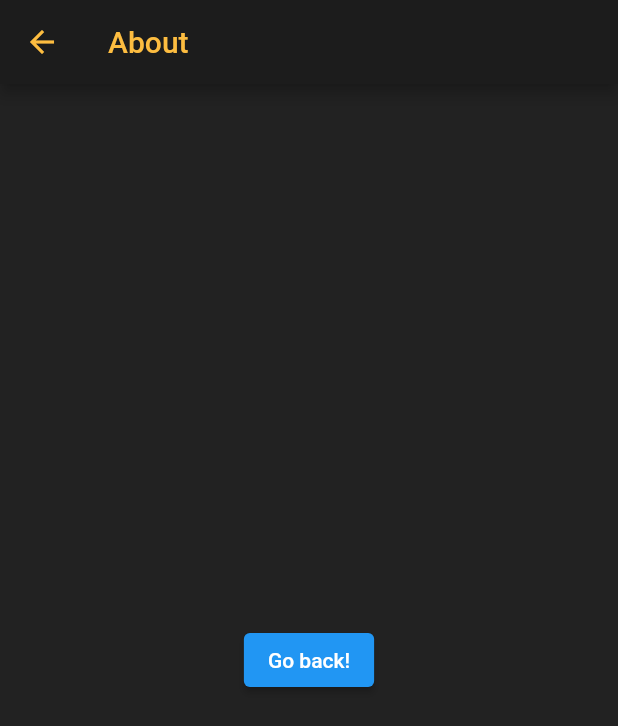
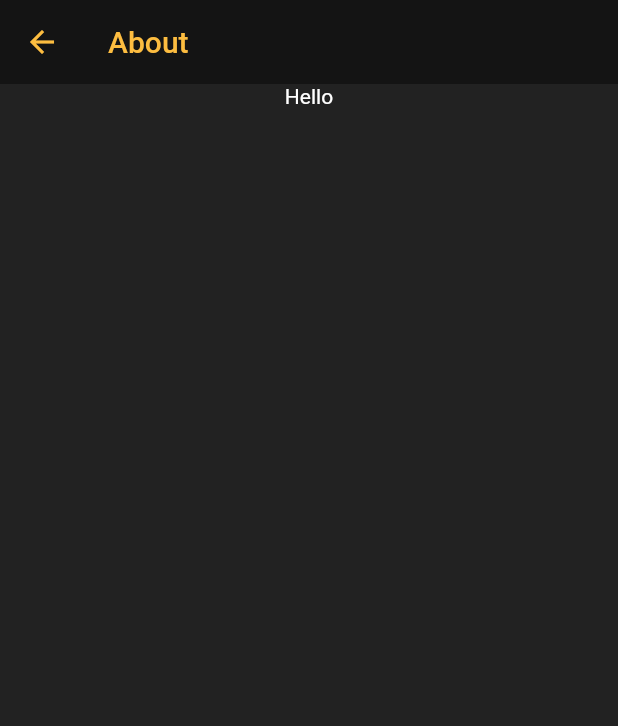
Before and after one commit to sourhub226/flutter-cats-dogs-CNN, a Flutter app: the screen it shows after launch, after a tap on the "info outline" icon, on a phone screen of 412 x 824 dp. Shown: the top 726 px of the screen. Run offline on Flutter 3.47's test engine with Material 2 defaults, Android fonts, the phone set to English and light mode, and no system bars; our stand-ins replace image_picker, splashscreen; missing offline and left inert: tflite.

Commit message:
UI update and speed improvements

```diff
--- a/lib/aboutpage.dart
+++ b/lib/aboutpage.dart
@@ -11,11 +11,10 @@ class AboutPage extends StatelessWidget {
         ),
       ),
       body: Center(
-        child: ElevatedButton(
-          onPressed: () {
-            Navigator.pop(context);
-          },
-          child: Text('Go back!'),
+        child: Column(
+          children: [
+            Text('Hello'),
+          ],
         ),
       ),
     );
--- a/lib/home.dart
+++ b/lib/home.dart
@@ -33,8 +33,7 @@ class _HomeState extends State<Home> {
 
   setImageSize(image) async {
     if (image == null) return;
-    File temp =
-        new File(image.path); // Or any other way to get a File instance.
+    File temp = new File(image.path);
     var decodedImage = await decodeImageFromList(temp.readAsBytesSync());
     setState(() {
       imageHeight = decodedImage.height;
@@ -45,7 +44,12 @@ class _HomeState extends State<Home> {
   }
 
   pickCameraImage() async {
-    var image = await picker.pickImage(source: ImageSource.camera);
+    var image = await picker.pickImage(
+        source: ImageSource.camera,
+        maxHeight: 480,
+        maxWidth: 640,
+        imageQuality: 0,
+        preferredCameraDevice: CameraDevice.front);
     if (image == null) return null;
     setImageSize(image);
     setState(() {
@@ -55,7 +59,7 @@ class _HomeState extends State<Home> {
   }
 
   pickGalleryImage() async {
-    var image = await picker.pickImage(source: ImageSource.gallery);
+    var image = await picker.pickImage(source: ImageSource.gallery,maxHeight: 480,maxWidth: 640,imageQuality: 0);
     if (image == null) return null;
     setImageSize(image);
     setState(() {
@@ -89,12 +93,12 @@ class _HomeState extends State<Home> {
   Widget build(BuildContext context) {
     return Scaffold(
       appBar: PreferredSize(
-        preferredSize: Size.fromHeight(80), // Set this height
+        preferredSize: Size.fromHeight(80),
         child: SafeArea(
           child: Container(
             color: Theme.of(context).primaryColor,
             child: Padding(
-              padding: const EdgeInsets.only(left: 24.0),
+              padding: const EdgeInsets.only(left: 20),
               child: Column(
                 mainAxisAlignment: MainAxisAlignment.center,
                 crossAxisAlignment: CrossAxisAlignment.start,
@@ -103,27 +107,17 @@ class _HomeState extends State<Home> {
                     "Teachable Machine CNN",
                     style: TextStyle(
                       color: MyApp.labelColor,
-                        fontSize: 16,
-                        fontWeight: FontWeight.w500),
+                      fontSize: 15,
+                      fontWeight: FontWeight.w500,
                     ),
-                  Row(
-                    children: [
-                      Padding(
-                        padding: const EdgeInsets.only(right: 5.0),
-                        child: Icon(Icons.pets),
                   ),
-                      Padding(
-                        padding: const EdgeInsets.only(top: 2.0),
-                        child: Text(
+                  Text(
                     "Cats and Dogs Classifier",
                     style: TextStyle(
                       color: Theme.of(context).accentColor,
-                            fontSize: 26,
+                      fontSize: 25,
                       fontWeight: FontWeight.w500,
                     ),
-                        ),
-                      ),
-                    ],
                   ),
                 ],
               ),
@@ -147,7 +141,7 @@ class _HomeState extends State<Home> {
       ),
       backgroundColor: Theme.of(context).canvasColor,
       body: Container(
-        padding: EdgeInsets.symmetric(horizontal: 24),
+        padding: EdgeInsets.symmetric(horizontal: 20),
         child: Column(
           crossAxisAlignment: CrossAxisAlignment.start,
           children: [
@@ -180,9 +174,12 @@ class _HomeState extends State<Home> {
                               child: FittedBox(
                                 fit: BoxFit.cover,
                                 child: ConstrainedBox(
-                                        constraints: BoxConstraints(
-                                            minWidth: 1, minHeight: 1),
-                                        child: Image.file(_image)))),
+                                  constraints:
+                                      BoxConstraints(minWidth: 1, minHeight: 1),
+                                  child: Image.file(_image),
+                                ),
+                              ),
+                            ),
                           ),
                           SizedBox(
                             height: 10,
@@ -191,7 +188,6 @@ class _HomeState extends State<Home> {
                               ? Container(
                                   decoration: BoxDecoration(
                                     borderRadius: BorderRadius.circular(7),
-                                    // color: MyApp.labelColor,
                                   ),
                                   child: Padding(
                                     padding:
@@ -201,7 +197,8 @@ class _HomeState extends State<Home> {
                                       style: TextStyle(
                                         color: MyApp.labelColor,
                                         fontSize: 18,
-                                          fontWeight: FontWeight.w500),
+                                        fontWeight: FontWeight.w500,
+                                      ),
                                     ),
                                   ),
                                 )
@@ -223,13 +220,16 @@ class _HomeState extends State<Home> {
                         style: ButtonStyle(
                           backgroundColor: MaterialStateProperty.all<Color>(
                               Theme.of(context).accentColor),
-                            shape: MaterialStateProperty.all<
-                                RoundedRectangleBorder>(RoundedRectangleBorder(
+                          shape:
+                              MaterialStateProperty.all<RoundedRectangleBorder>(
+                            RoundedRectangleBorder(
                               borderRadius: BorderRadius.circular(10),
-                            ))),
+                            ),
+                          ),
+                        ),
                         onPressed: pickGalleryImage,
                         child: SizedBox(
-                          width: MediaQuery.of(context).size.width - 200,
+                          width: MediaQuery.of(context).size.width / 2,
                           child: Padding(
                             padding: const EdgeInsets.fromLTRB(0, 15, 0, 15),
                             child: Row(
@@ -261,13 +261,16 @@ class _HomeState extends State<Home> {
                         style: ButtonStyle(
                           backgroundColor: MaterialStateProperty.all<Color>(
                               Theme.of(context).accentColor),
-                            shape: MaterialStateProperty.all<
-                                RoundedRectangleBorder>(RoundedRectangleBorder(
+                          shape:
+                              MaterialStateProperty.all<RoundedRectangleBorder>(
+                            RoundedRectangleBorder(
                               borderRadius: BorderRadius.circular(10),
-                            ))),
+                            ),
+                          ),
+                        ),
                         onPressed: pickCameraImage,
                         child: SizedBox(
-                          width: MediaQuery.of(context).size.width - 200,
+                          width: MediaQuery.of(context).size.width / 2,
                           child: Padding(
                             padding: const EdgeInsets.fromLTRB(0, 15, 0, 15),
                             child: Row(
--- a/lib/main.dart
+++ b/lib/main.dart
@@ -13,9 +13,11 @@ class MyApp extends StatelessWidget {
     return MaterialApp(
       title: "Cats and Dogs Classifier",
       home: MySplash(),
+      themeMode: ThemeMode.dark,
       darkTheme: ThemeData(
+          appBarTheme: AppBarTheme(elevation: 0),
           brightness: Brightness.dark,
-          primaryColor: Color(0xff1c1c1c),
+          primaryColor: Color(0xff141414),
           canvasColor: Color(0xff222222),
           accentColor: Color(0xfffdbd40),
           primaryIconTheme: IconThemeData(color: Color(0xfffdbd40)),
@@ -23,9 +25,8 @@ class MyApp extends StatelessWidget {
           tooltipTheme: TooltipThemeData(
               textStyle: TextStyle(color: labelColor),
               decoration: BoxDecoration(
-                  color: Color(0xff1c1c1c),
+                  color: Color(0xff141414),
                   borderRadius: BorderRadius.circular(20)))),
-      themeMode: ThemeMode.dark,
     );
   }
 }
--- a/lib/splashscreen.dart
+++ b/lib/splashscreen.dart
@@ -13,17 +13,9 @@ class _MySplashState extends State<MySplash> {
     return SplashScreen(
       seconds: 2,
       navigateAfterSeconds: Home(),
-      title: Text(
-        "Cats and Dogs",
-        style: TextStyle(
-          fontWeight: FontWeight.w500,
-          fontSize: 30,
-          color: Theme.of(context).accentColor,
-        ),
-      ),
       image: Image.asset("assets/icons/catdog_transparent.png"),
       backgroundColor: Theme.of(context).primaryColor,
-      photoSize: 100,
+      photoSize: 120,
       loaderColor: Theme.of(context).accentColor,
     );
   }
--- a/pubspec.yaml
+++ b/pubspec.yaml
@@ -41,10 +41,10 @@ flutter_app_name:
     name: "Cats and Dogs Classifier"
 
 flutter_icons:
-    android: "launcher_icon"
+    android: true
     ios: true
     image_path: "assets/icons/launcher_icon_default.png"
-    adaptive_icon_background: "#141414"
+    adaptive_icon_background: "#222222"
     adaptive_icon_foreground: "assets/icons/adaptive_icon_foreground.png"
 # For information on the generic Dart part of this file, see the
 # following page: https://dart.dev/tools/pub/pubspec
```
Also changed, not shown: assets/icons/launcher_icon_default.png, 34 other files. Lines whose indentation alone changed are shown as unchanged.
